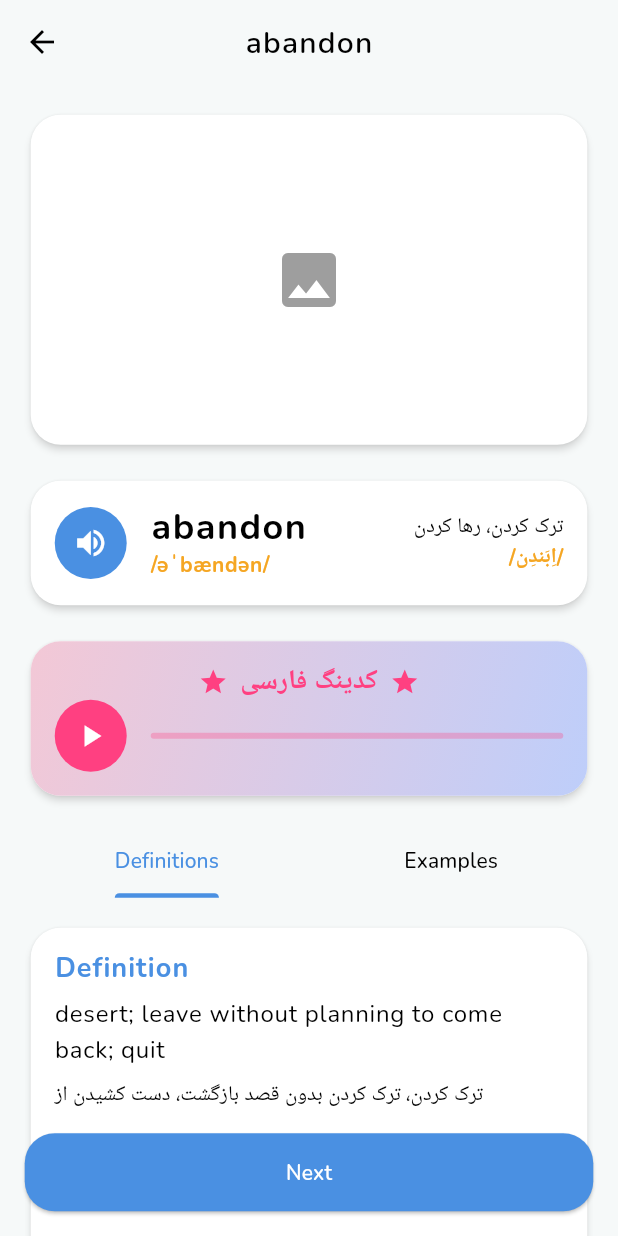
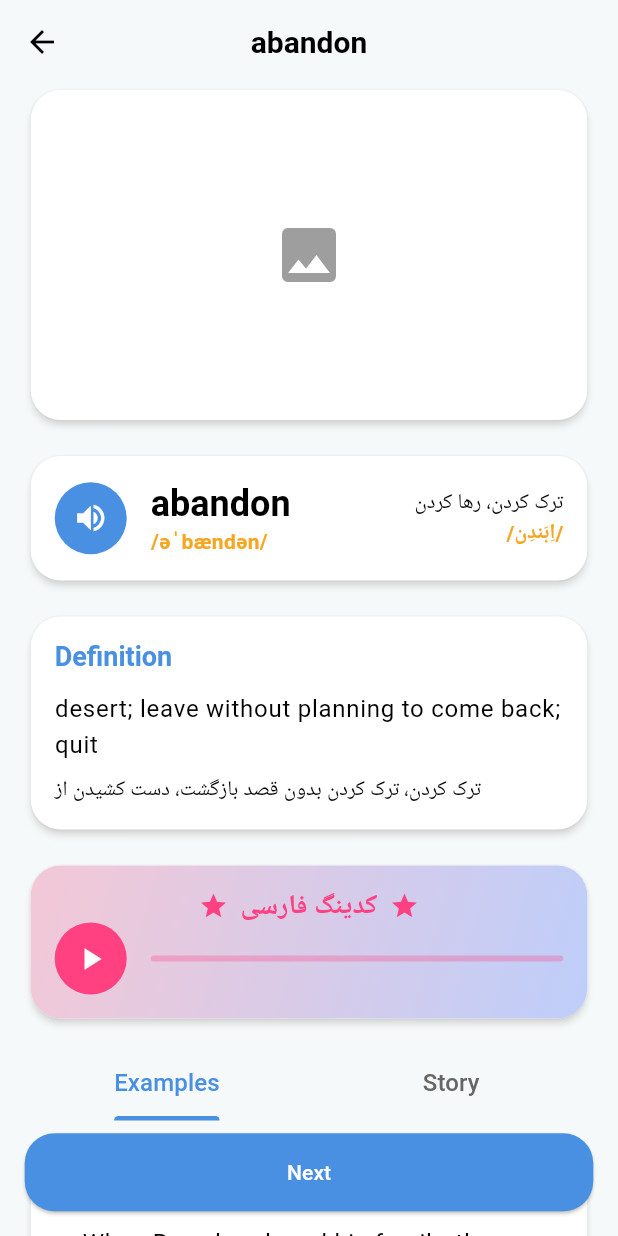
Before and after one commit to Amirhosein-Jafari/five_o_four, a Flutter app: the WordDetailsScreen screen opened directly with sample values from the repository, on a phone screen of 412 x 824 dp. Run offline on Flutter 3.47's test engine with Material 3 defaults, Android fonts, the phone set to English and light mode, and no system bars; our stand-ins replace flutter_bloc.

Commit message:
move def. and add story but isnt fitted.

```diff
--- a/lib/data/lesson_data.dart
+++ b/lib/data/lesson_data.dart
@@ -22,10 +22,11 @@ final List<Lesson> lessonData = [
           exampleTranslation2: 'مثال ۲ برای کلمه ${index + 2}',
           example3: 'Example 3 for word ${index + 2}.',
           exampleTranslation3: 'مثال ۳ برای کلمه ${index + 2}',
+          story: 'Story for word ${index + 2}',
+          storyTranslation: 'داستان برای کلمه ${index + 2}',
           photoUrl: 'https://via.placeholder.com/150',
           pronunciationUrl:
               'https://example.com/word${index + 2}_pronunciation.mp3',
-          storyUrl: 'https://example.com/story.mp3',
         );
       }),
     ],
@@ -53,10 +54,12 @@ final List<Lesson> lessonData = [
           example3: 'Example 3 for word ${(index + 1) * 12 + wordIndex + 1}.',
           exampleTranslation3:
               'مثال ۳ برای کلمه ${(index + 1) * 12 + wordIndex + 1}',
+          story: 'Story for word ${(index + 1) * 12 + wordIndex + 1}',
+          storyTranslation:
+              'داستان برای کلمه ${(index + 1) * 12 + wordIndex + 1}',
           photoUrl: 'https://via.placeholder.com/150',
           pronunciationUrl:
               'https://example.com/word${(index + 1) * 12 + wordIndex + 1}_pronunciation.mp3',
-          storyUrl: 'https://example.com/story.mp3',
         );
       }),
     );
--- a/lib/data/word_data.dart
+++ b/lib/data/word_data.dart
@@ -19,9 +19,12 @@ final List<Word> wordData = [
     example3:
         'c. Because Rose was poor, she had to abandon her idea of going to college.',
     exampleTranslation3: 'چون ” رز ” فقیر بود از فکر رفتن به دانشگاه دست کشید.',
+    story:
+        'One day, a young man named Jack decided to abandon his small village and go to the city. He was tired of the same old routine and wanted to find a better life. After a few days, he arrived at the city and was amazed by the towering buildings and the crowd of people. He found a job as a waiter in a restaurant and started working hard. He was happy with his new life but sometimes missed his family and friends back in the village.',
+    storyTranslation:
+        'روزی روزگاری، جوانی به نام ” جک ” تصمیم گرفت که روستای کوچک خود را ترک کند و به شهر برود. او از روال قدیمی خسته شده بود و می خواست زندگی بهتری پیدا کند. بعد از چند روز، او به شهر رسید و از ساختمان های بلند و جمعیت مردم شگفت زده شد. او در یک رستوران به عنوان پیشخدمت کار پیدا کرد و شروع به کار کرد. او از زندگی جدیدش خوشحال بود اما گاهی اوقات خانواده و دوستانش را در روستا دلتنگ می شد.',
     photoUrl: 'https://via.placeholder.com/150', // Placeholder
     pronunciationUrl:
         'https://example.com/abandon_pronunciation.mp3', // Placeholder
-    storyUrl: 'https://example.com/story.mp3', // Placeholder
   ),
 ];
--- a/lib/models/word_model.dart
+++ b/lib/models/word_model.dart
@@ -11,9 +11,10 @@ class Word {
   final String exampleTranslation2;
   final String example3;
   final String exampleTranslation3;
+  final String story;
+  final String storyTranslation;
   final String? photoUrl;
   final String? pronunciationUrl;
-  final String? storyUrl;
 
   Word({
     required this.word,
@@ -28,9 +29,10 @@ class Word {
     required this.exampleTranslation2,
     required this.example3,
     required this.exampleTranslation3,
+    required this.story,
+    required this.storyTranslation,
     this.photoUrl,
     this.pronunciationUrl,
-    this.storyUrl,
   });
 
   // Manual JSON serialization
@@ -48,9 +50,10 @@ class Word {
       'exampleTranslation2': exampleTranslation2,
       'example3': example3,
       'exampleTranslation3': exampleTranslation3,
+      'story': story,
+      'storyTranslation': storyTranslation,
       'photoUrl': photoUrl,
       'pronunciationUrl': pronunciationUrl,
-      'storyUrl': storyUrl,
     };
   }
 
@@ -69,9 +72,10 @@ class Word {
       exampleTranslation2: json['exampleTranslation2'] as String,
       example3: json['example3'] as String,
       exampleTranslation3: json['exampleTranslation3'] as String,
+      story: json['story'] as String,
+      storyTranslation: json['storyTranslation'] as String,
       photoUrl: json['photoUrl'] as String?,
       pronunciationUrl: json['pronunciationUrl'] as String?,
-      storyUrl: json['storyUrl'] as String?,
     );
   }
 }
--- a/lib/screens/word_screen.dart
+++ b/lib/screens/word_screen.dart
@@ -1,3 +1,5 @@
+import 'dart:math';
+
 import 'package:five_o_four/constants/constants.dart';
 import 'package:five_o_four/models/word_model.dart';
 import 'package:flutter/material.dart';
@@ -37,16 +39,15 @@ class _WordDetailsScreenState extends State<WordDetailsScreen> {
       ),
       body: SingleChildScrollView(
         child: Padding(
-          padding: pagePadding(context),
+          padding: pagePadding(context).copyWith(top: 0),
           child: Column(
+            spacing: 16,
             crossAxisAlignment: CrossAxisAlignment.start,
             children: [
               // Photo Sectoin
-              Center(
-                child: Card(
-                  child: Container(
+              Card(
+                child: SizedBox(
                   height: 220,
-                    padding: const EdgeInsets.all(16),
                   child: const Center(
                     child: Icon(
                       Icons.image,
@@ -56,8 +57,6 @@ class _WordDetailsScreenState extends State<WordDetailsScreen> {
                   ),
                 ),
               ),
-              ),
-              const SizedBox(height: 16),
               // Word Section
               Card(
                 child: Padding(
@@ -145,9 +144,35 @@ class _WordDetailsScreenState extends State<WordDetailsScreen> {
                   ),
                 ),
               ),
-              const SizedBox(height: 16),
-
-              // Story Voice Player
+              // Definitoin card
+              Card(
+                child: Padding(
+                  padding: const EdgeInsets.all(16),
+                  child: Column(
+                    crossAxisAlignment: CrossAxisAlignment.start,
+                    children: [
+                      Text(
+                        'Definition',
+                        style: Theme.of(context).textTheme.titleLarge?.copyWith(
+                              color: Theme.of(context).primaryColor,
+                            ),
+                      ),
+                      const SizedBox(height: 12),
+                      Text(
+                        widget.word.definition,
+                        style: Theme.of(context).textTheme.bodyLarge,
+                      ),
+                      const SizedBox(height: 8),
+                      Text(
+                        widget.word.definitionTranslation,
+                        style: Theme.of(context).textTheme.bodyMedium,
+                        textDirection: TextDirection.rtl,
+                      ),
+                    ],
+                  ),
+                ),
+              ),
+              // Story Voice Player (This is shit dont give a fuck about it yet)
               Card(
                 child: Container(
                   decoration: BoxDecoration(
@@ -263,7 +288,6 @@ class _WordDetailsScreenState extends State<WordDetailsScreen> {
                   ),
                 ),
               ),
-              const SizedBox(height: 16),
 
               // Tabs (Definitions, Examples)
               DefaultTabController(
@@ -271,11 +295,9 @@ class _WordDetailsScreenState extends State<WordDetailsScreen> {
                 child: Column(
                   children: [
                     TabBar(
-                      dividerColor: Colors.transparent,
-                      splashBorderRadius: BorderRadius.circular(20),
                       tabs: const [
-                        Tab(text: 'Definitions'),
                         Tab(text: 'Examples'),
+                        Tab(text: 'Story'),
                       ],
                     ),
                     const SizedBox(height: 16),
@@ -284,41 +306,6 @@ class _WordDetailsScreenState extends State<WordDetailsScreen> {
                       child: TabBarView(
                         children: [
                           // Definitions Tab
-                          Card(
-                            child: Padding(
-                              padding: const EdgeInsets.all(16),
-                              child: Column(
-                                crossAxisAlignment: CrossAxisAlignment.start,
-                                children: [
-                                  Text(
-                                    'Definition',
-                                    style: Theme.of(context)
-                                        .textTheme
-                                        .titleLarge
-                                        ?.copyWith(
-                                          color: Theme.of(context).primaryColor,
-                                        ),
-                                  ),
-                                  const SizedBox(height: 8),
-                                  Text(
-                                    widget.word
-                                        .definition, // "desert; leave without planning to come back; quit"
-                                    style:
-                                        Theme.of(context).textTheme.bodyLarge,
-                                  ),
-                                  const SizedBox(height: 8),
-                                  Text(
-                                    widget.word
-                                        .definitionTranslation, // "ترک کردن، ترک کردن بدون قصد بازگشت، دست کشیدن از"
-                                    style:
-                                        Theme.of(context).textTheme.bodyMedium,
-                                    textDirection: TextDirection.rtl,
-                                  ),
-                                ],
-                              ),
-                            ),
-                          ),
-                          // Examples Tab
                           Card(
                             child: Padding(
                               padding: const EdgeInsets.all(16),
@@ -424,12 +411,48 @@ class _WordDetailsScreenState extends State<WordDetailsScreen> {
                               ),
                             ),
                           ),
+                          // Examples Tab
+                          Card(
+                            child: Padding(
+                              padding: const EdgeInsets.all(16),
+                              child: Column(
+                                crossAxisAlignment: CrossAxisAlignment.start,
+                                children: [
+                                  Text(
+                                    'Story',
+                                    style: Theme.of(context)
+                                        .textTheme
+                                        .titleLarge
+                                        ?.copyWith(
+                                          color: Theme.of(context).primaryColor,
+                                        ),
+                                  ),
+                                  const SizedBox(height: 8),
+                                  Text(
+                                    widget.word.story,
+                                    style:
+                                        Theme.of(context).textTheme.bodyLarge,
+                                  ),
+                                  const SizedBox(height: 8),
+                                  Text(
+                                    widget.word.storyTranslation,
+                                    style:
+                                        Theme.of(context).textTheme.bodyMedium,
+                                    textDirection: TextDirection.rtl,
+                                  ),
+                                ],
+                              ),
+                            ),
+                          ),
                         ],
                       ),
                     ),
                   ],
                 ),
               ),
+              SizedBox(
+                height: 64,
+              )
             ],
           ),
         ),
--- a/lib/theme.dart
+++ b/lib/theme.dart
@@ -1,16 +1,31 @@
 import 'package:flutter/material.dart';
 
 class AppTheme {
-  // Colors inspired by the design photo
   static const Color scaffoldBackground = Color(0xFFF6F9F9); // BlueWhite
   static const Color cardBackground = Color(0xFFFFFFFF); // White
   static const Color textPrimary = Color(0xFF000000); // Black
   static const Color textSecondary = Color(0xFF666666); // Grey
   static const Color blueAccent = Color(0xFF4A90E2); // Blue for title, tabs
   static const Color orangeAccent = Color(0xFFF5A623); // Orange for phonetic
-  static const Color redAccent = Color(0xFFFF4D4D); // Red for "Review Later"
-  static const Color greenAccent = Color(0xFF4CAF50); // Green for "Learnt"
+  static const Color redAccent = Color(0xFFFF4D4D);
+  static const Color greenAccent = Color(0xFF4CAF50);
   static const Color white = Color(0xFFFFFFFF); // White for button text/icons
+
+  // static const Color purpleAccent = Color(0xFF7986CB); // Purple
+  // static const Color lightPurpleAccent = Color(0xFFAEB8E0); // Light purple
+  // static const Color darkPurpleAccent = Color(0xFF495A8A); // Dark purple
+
+  // static const Color greenAccent = Color(0xFF4CAF8C); // Green
+  // static const Color lightGreenAccent = Color(0xFF80E8B2); // Light green
+  // static const Color darkGreenAccent = Color(0xFF357A5E); // Dark green
+
+  // static const Color pinkAccent = Color(0xFFFF8A80); // Salmon/pink
+  // static const Color lightPinkAccent = Color(0xFFFFB3A8); // Light salmon/pink
+  // static const Color darkPinkAccent = Color(0xFFC75B53); // Dark salmon/pink
+
+  // static const Color yellowAccent = Color(0xFFFFCF40); // Yellow
+  // static const Color lightYellowAccent = Color(0xFFFFE680); // Light yellow
+  // static const Color darkYellowAccent = Color(0xFFC7A200); // Dark yellow
 
   // Text Theme
   static TextTheme textTheme = TextTheme(
@@ -18,63 +33,63 @@ class AppTheme {
       fontSize: 28,
       fontWeight: FontWeight.bold,
       color: textPrimary,
-      letterSpacing: 1.1,
+      // letterSpacing: 1.1,
       height: 1.4,
     ),
     displayMedium: TextStyle(
       fontSize: 24,
       fontWeight: FontWeight.bold,
       color: textPrimary,
-      letterSpacing: 1.0,
+      // letterSpacing: 1.0,
       height: 1.3,
     ),
     headlineMedium: TextStyle(
       fontSize: 20,
       fontWeight: FontWeight.w600,
       color: textPrimary,
-      letterSpacing: 0.8,
+      // letterSpacing: 0.8,
       height: 1.3,
     ),
     titleLarge: TextStyle(
       fontSize: 18,
       fontWeight: FontWeight.bold,
       color: blueAccent,
-      letterSpacing: 0.7,
+      // letterSpacing: 0.7,
       height: 1.2,
     ),
     bodyLarge: TextStyle(
       fontSize: 16,
       fontWeight: FontWeight.normal,
       color: textPrimary,
-      letterSpacing: 0.5,
+      // letterSpacing: 0.5,
       height: 1.5,
     ),
     bodyMedium: TextStyle(
       fontSize: 14,
       fontWeight: FontWeight.normal,
       color: textPrimary,
-      letterSpacing: 0.4,
+      // letterSpacing: 0.4,
       height: 1.4,
     ),
     bodySmall: TextStyle(
       fontSize: 12,
       fontWeight: FontWeight.normal,
       color: textSecondary,
-      letterSpacing: 0.3,
+      // letterSpacing: 0.3,
       height: 1.3,
     ),
     labelMedium: TextStyle(
       fontSize: 14,
       fontWeight: FontWeight.w500,
       color: blueAccent,
-      letterSpacing: 0.4,
+      // letterSpacing: 0.4,
       height: 1.3,
     ),
   );
 
   final ThemeData lightTheme = ThemeData(
     useMaterial3: true,
-    fontFamily: 'Nunito',
+    // fontFamily: 'Nunito',
     fontFamilyFallback: ['Nunito', 'Vazir'],
     scaffoldBackgroundColor: scaffoldBackground,
     primaryColor: blueAccent,
@@ -121,19 +136,19 @@ class AppTheme {
         ),
       ),
     ),
-    chipTheme: ChipThemeData(
-      backgroundColor: cardBackground,
-      selectedColor: blueAccent,
-      disabledColor: Colors.grey.shade200,
-      labelStyle: textTheme.labelMedium?.copyWith(color: blueAccent),
-      secondaryLabelStyle: textTheme.labelMedium?.copyWith(color: white),
-      padding: const EdgeInsets.symmetric(horizontal: 16, vertical: 8),
-      shape: RoundedRectangleBorder(
-        borderRadius: BorderRadius.circular(20),
-        side: BorderSide(color: blueAccent),
+    tabBarTheme: const TabBarTheme(
+      overlayColor: WidgetStatePropertyAll(Colors.transparent),
+      dividerColor: Colors.transparent,
+      labelColor: blueAccent,
+      labelStyle: TextStyle(
+        fontSize: 16,
+        // fontWeight: FontWeight.bold,
       ),
-      elevation: 1,
-      pressElevation: 2,
+      unselectedLabelColor: textSecondary,
+      unselectedLabelStyle: TextStyle(
+        fontSize: 16,
+        // fontWeight: FontWeight.bold,
+      ),
     ),
     bottomSheetTheme: BottomSheetThemeData(
       backgroundColor: Colors.transparent,
@@ -198,20 +213,6 @@ class AppTheme {
         ),
       ),
     ),
-    chipTheme: ChipThemeData(
-      backgroundColor: const Color(0xFF1E1E1E),
-      selectedColor: blueAccent,
-      disabledColor: Colors.grey.shade800,
-      labelStyle: textTheme.labelMedium?.copyWith(color: blueAccent),
-      secondaryLabelStyle: textTheme.labelMedium?.copyWith(color: white),
-      padding: const EdgeInsets.symmetric(horizontal: 16, vertical: 8),
-      shape: RoundedRectangleBorder(
-        borderRadius: BorderRadius.circular(20),
-        side: BorderSide(color: blueAccent),
-      ),
-      elevation: 1,
-      pressElevation: 2,
-    ),
     bottomSheetTheme: BottomSheetThemeData(
       backgroundColor: Colors.transparent,
     ),
```
Also changed, not shown: lib/main.dart (+0 -15 lines). Lines whose indentation alone changed are shown as unchanged.
